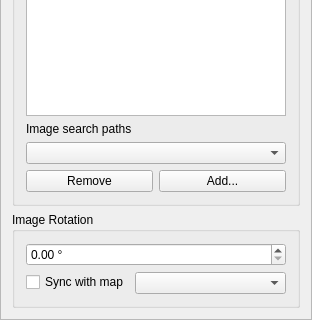
The window that src/ui/qgscomposerpicturewidgetbase.ui (qgis/QGIS) describes before a commit, drawn with Qt 5; both pictures show x 0 to 312 and y 252 to 572 of the 312 by 572 pixel window.
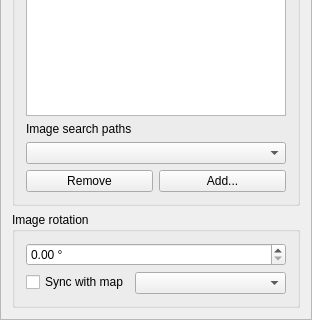
The same window after the commit. Custom widgets are drawn as their Qt base class.

```diff
--- a/src/ui/qgscomposerpicturewidgetbase.ui
+++ b/src/ui/qgscomposerpicturewidgetbase.ui
@@ -53,7 +53,7 @@
         <x>0</x>
         <y>0</y>
         <width>310</width>
-        <height>553</height>
+        <height>549</height>
        </rect>
       </property>
       <layout class="QVBoxLayout" name="mainLayout">
@@ -213,7 +213,7 @@
        <item>
         <widget class="QgsCollapsibleGroupBoxBasic" name="groupBox">
          <property name="title">
-          <string>Image Rotation</string>
+          <string>Image rotation</string>
          </property>
          <property name="syncGroup" stdset="0">
           <string notr="true">composeritem</string>
```
